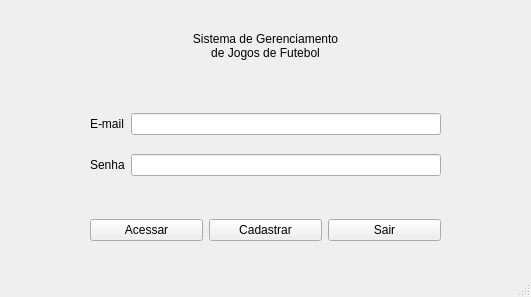
The window that MatchManagerSystem/mainwindow.ui (luisfcardoso/matchmanagersystem) describes before a commit, drawn with Qt 5.
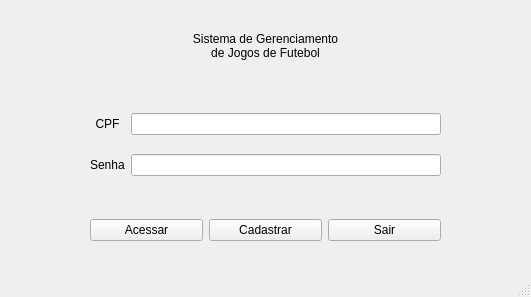
The same window after the commit.

```diff
--- a/MatchManagerSystem/mainwindow.ui
+++ b/MatchManagerSystem/mainwindow.ui
@@ -47,7 +47,10 @@
      <item row="0" column="0">
       <widget class="QLabel" name="lb_email">
        <property name="text">
-        <string>E-mail</string>
+        <string>CPF</string>
+       </property>
+       <property name="alignment">
+        <set>Qt::AlignCenter</set>
        </property>
       </widget>
      </item>
```
Left out of the diff: 12 changed lines with no effect on the pictures.
